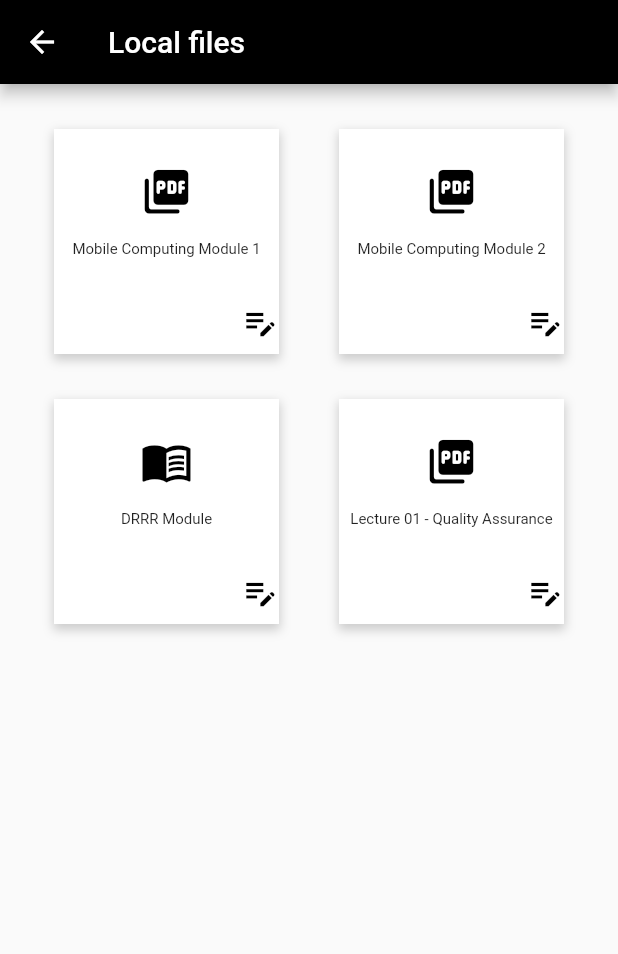
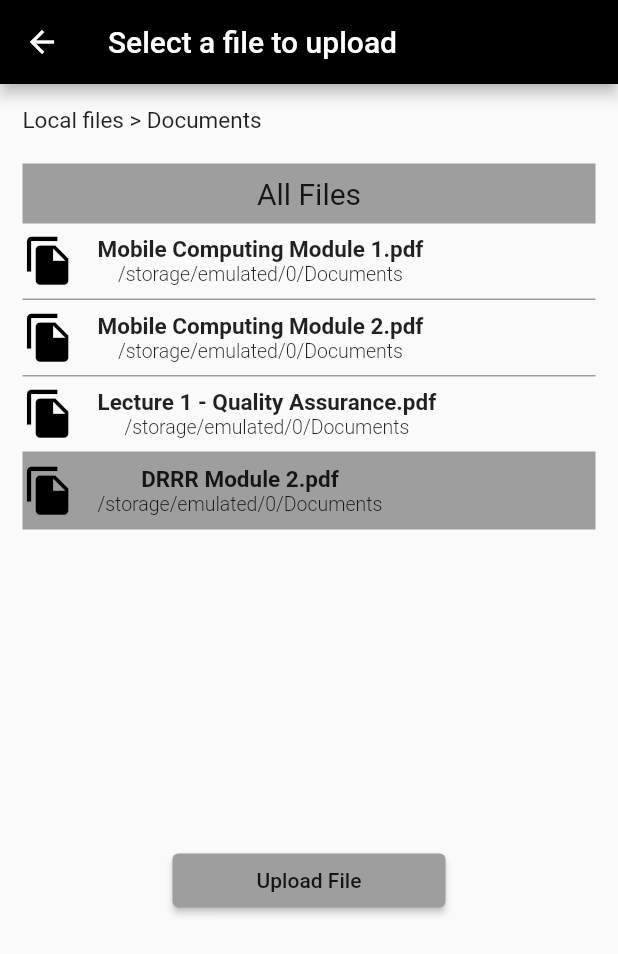
Before and after one commit to JemmalynVitoCruz/trial, a Flutter app: the screen it shows after launch, on a phone screen of 412 x 824 dp. Shown: the top 954 px of the screen. Run offline on Flutter 3.47's test engine with Material 2 defaults, Android fonts, the phone set to English and light mode, and no system bars.

Commit message:
Select file to Upload (Pg. 10)

```diff
--- a/lib/main.dart
+++ b/lib/main.dart
@@ -1,4 +1,5 @@
 import 'package:flutter/material.dart';
+import 'package:trial/ui/select_file.dart';
 import 'package:trial/ui/view_module.dart';
 import './ui/login.dart';
 import 'ui/create_account.dart';
@@ -20,7 +21,8 @@ void main(){
         //home: GdriveUpload(),
         //home:ChooseFile(),
         //home: ViewModule(),
-        home: LocalFiles(),
+        //home: LocalFiles(),
+        home: SelectFile(),
       )
   );
 }
--- /dev/null
+++ b/lib/ui/select_file.dart
@@ -0,0 +1,217 @@
+
+import 'package:flutter/material.dart';
+
+class SelectFile extends StatelessWidget {
+  TextEditingController nameController = TextEditingController();
+  TextEditingController passwordController = TextEditingController();
+
+
+  @override
+  Widget build(BuildContext context) {
+    return Scaffold(
+      appBar: AppBar(
+        backgroundColor: Colors.black,
+        leading: IconButton(
+          icon: Icon(Icons.arrow_back, color: Colors.white),
+          onPressed: () => Navigator.of(context).pop(),
+        ),
+        title: Text('Select a file to upload'),
+      ),
+      body: Padding (
+        padding: EdgeInsets.all(15),
+        child: ListView (
+          children: <Widget> [
+            InkWell(
+              child: Text(
+                "Local files > Documents",
+                textAlign: TextAlign.left,
+                style: TextStyle (
+                  fontSize: 15,
+                ),
+              ),
+            ),
+            SizedBox(height: 20),
+            Container(
+              //padding: const EdgeInsets.fromLTRB(0, 20, 0, 10),
+              width: 40, height: 40,
+              color: Colors.grey,
+              alignment: Alignment.center,
+              child: Text("All Files", style: TextStyle(fontSize: 20)),
+            ),
+            Container(
+              height: 50, width: 140,
+              alignment: Alignment.center,
+              child: Row(
+                mainAxisAlignment: MainAxisAlignment.start,
+                children: <Widget>[
+                  Container(
+                    height: 50, width: 50,
+                    alignment: Alignment.centerLeft,
+                    child: Icon(Icons.file_copy, color: Colors.black, size:35,
+                    ),
+                  ),
+                  Container(
+                    alignment: Alignment.centerLeft,
+                    child: Column(
+                      mainAxisAlignment: MainAxisAlignment.center,
+                      children: <Widget>[
+                        Container(
+                            child: Text("Mobile Computing Module 1.pdf", style: TextStyle(fontSize: 15, fontWeight: FontWeight.bold)
+                            )
+                        ),
+                        Container(
+                          alignment: Alignment.bottomLeft,
+                          child: Text("/storage/emulated/0/Documents", style: TextStyle(fontSize: 13, fontWeight: FontWeight.w300)
+                          ),
+                        ),
+                      ],
+                    ),
+                  ),
+                ],
+              ),
+            ),
+            Container(
+              decoration: BoxDecoration(
+                border: Border(
+                  bottom: BorderSide(color: Colors.grey),
+                ),
+              ),
+            ),
+            Container(
+              height: 50, width: 140,
+              alignment: Alignment.center,
+              child: Row(
+                mainAxisAlignment: MainAxisAlignment.start,
+                children: <Widget>[
+                  Container(
+                    height: 50, width: 50,
+                    alignment: Alignment.centerLeft,
+                    child: Icon(Icons.file_copy, color: Colors.black, size:35,
+                    ),
+                  ),
+                  Container(
+                    alignment: Alignment.centerLeft,
+                    child: Column(
+                      mainAxisAlignment: MainAxisAlignment.center,
+                      children: <Widget>[
+                        Container(
+                            child: Text("Mobile Computing Module 2.pdf", style: TextStyle(fontSize: 15, fontWeight: FontWeight.bold)
+                            )
+                        ),
+                        Container(
+                          alignment: Alignment.bottomLeft,
+                          child: Text("/storage/emulated/0/Documents", style: TextStyle(fontSize: 13, fontWeight: FontWeight.w300)
+                          ),
+                        ),
+                      ],
+                    ),
+                  ),
+                ],
+              ),
+            ),
+            Container(
+              decoration: BoxDecoration(
+                border: Border(
+                  bottom: BorderSide(color: Colors.grey),
+                ),
+              ),
+            ),
+            Container(
+              height: 50, width: 140,
+              alignment: Alignment.center,
+              child: Row(
+                mainAxisAlignment: MainAxisAlignment.start,
+                children: <Widget>[
+                  Container(
+                    height: 50, width: 50,
+                    alignment: Alignment.centerLeft,
+                    child: Icon(Icons.file_copy, color: Colors.black, size:35,
+                    ),
+                  ),
+                  Container(
+                    alignment: Alignment.centerLeft, child: Column(
+                    mainAxisAlignment: MainAxisAlignment.center,
+                    children: <Widget>[
+                      Container(
+                          child: Text("Lecture 1 - Quality Assurance.pdf", style: TextStyle(fontSize: 15, fontWeight: FontWeight.bold))
+                      ),
+                      Container(
+                        alignment: Alignment.bottomLeft,
+                        child: Text("/storage/emulated/0/Documents", style: TextStyle(fontSize: 13, fontWeight: FontWeight.w300)
+                        ),
+                      ),
+                    ],
+                  ),
+                  ),
+                ],
+              ),
+            ),
+            Container(
+              decoration: BoxDecoration(
+                border: Border(
+                  bottom: BorderSide(color: Colors.grey),
+                ),
+              ),
+            ),
+            Container(
+              color: Colors.grey,
+              height: 50, width: 140,
+              alignment: Alignment.center,
+              child: Row(
+                mainAxisAlignment: MainAxisAlignment.start,
+                children: <Widget>[
+                  Container(
+                    height: 50, width: 50,
+                    alignment: Alignment.centerLeft,
+                    child: Icon(Icons.file_copy, color: Colors.black, size:35,
+                    ),
+                  ),
+                  Container(alignment: Alignment.centerLeft,
+                    child: Column(
+                      mainAxisAlignment: MainAxisAlignment.center,
+                      children: <Widget>[
+                        Container(
+                            color: Colors.grey,
+                            child: Text("DRRR Module 2.pdf", style: TextStyle(fontSize: 15, fontWeight: FontWeight.bold)
+                            )
+                        ),
+                        Container(
+                          alignment: Alignment.bottomLeft,
+                          child: Text("/storage/emulated/0/Documents", style: TextStyle(fontSize: 13, fontWeight: FontWeight.w300)
+                          ),
+                        ),
+                      ],
+                    ),
+                  ),
+                ],
+              ),
+            ),
+            Container(
+              decoration: BoxDecoration(
+                border: Border(
+                  bottom: BorderSide(color: Colors.grey),
+                ),
+              ),
+            ),
+            SizedBox(height: 200),
+            Container(
+                width: 0,
+                padding: const EdgeInsets.fromLTRB(100, 10, 100, 10),
+                child: ElevatedButton(
+                  child: Text("Upload File"),
+                  style: ElevatedButton.styleFrom(
+                    onPrimary: Colors.black87,
+                    primary: Colors.grey,
+                  ),
+                  onPressed:() {
+                    print(nameController.text);
+                    print(passwordController.text);
+                  },
+                )
+            ),
+          ],
+        ),
+      ),
+    );
+  }
+}
```
